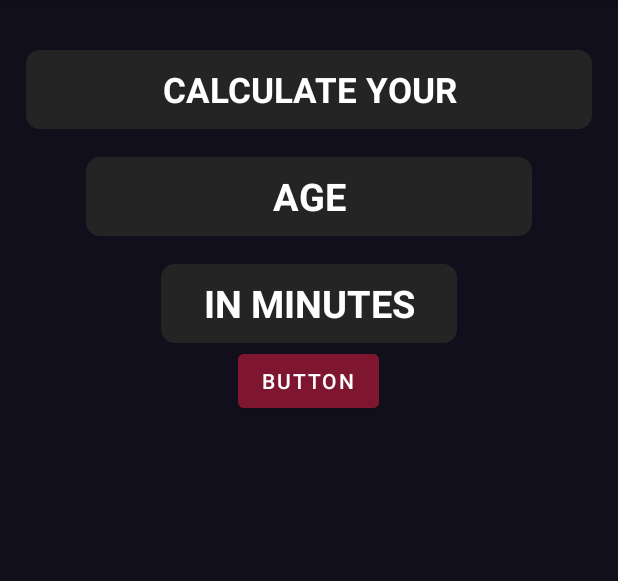
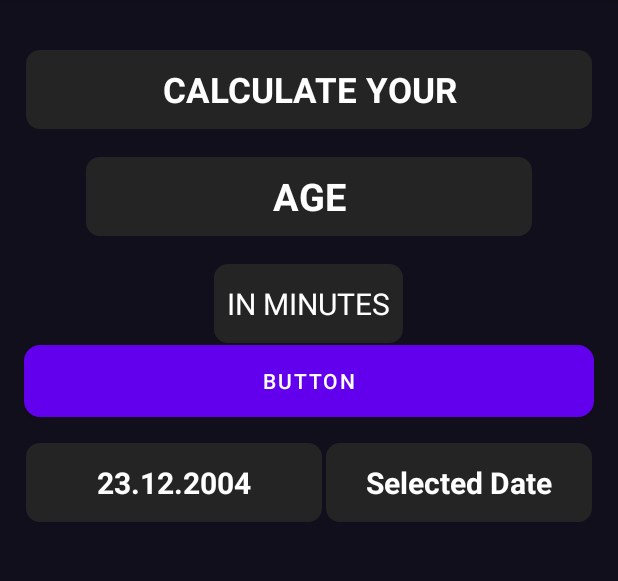
Before and after one commit to worthant/Lifespan-calculator, an Android app: the screen it shows after launch (MainActivity), on a phone screen of 412 x 824 dp, the part 84-665 px from its top. Run offline under Robolectric (Android 15) with nearby library versions, the phone set to English and light mode, and no system bars.

Commit message:
stacked textView's horizontally using LinearLayout in LinearLayout with ImageView

```diff
--- a/app/src/main/res/layout/activity_main.xml
+++ b/app/src/main/res/layout/activity_main.xml
@@ -54,10 +54,9 @@
         android:text="IN MINUTES"
         android:background="@drawable/rounded_corner"
         android:height="55dp"
-        android:width="200dp"
         android:textColor="@color/white"
-        android:textSize="25sp"
-        android:textStyle="bold"
+        android:textSize="20sp"
+        android:textStyle="normal"
         app:layout_constraintEnd_toEndOf="parent"
         app:layout_constraintStart_toStartOf="parent"
         app:layout_constraintTop_toTopOf="parent"
@@ -65,13 +64,51 @@
 
     <Button
         android:id="@+id/someButton"
-        android:layout_width="wrap_content"
+        android:layout_width="match_parent"
         android:layout_height="wrap_content"
         android:text="Button"
-        android:backgroundTint="@color/highlightColor"
-        app:layout_constraintBottom_toTopOf="@+id/someTextView"
+        android:background="@drawable/rounded_corner"
         app:layout_constraintEnd_toEndOf="parent"
-        app:layout_constraintStart_toStartOf="parent" />
+        app:layout_constraintStart_toStartOf="parent"
+        app:layout_constraintTop_toTopOf="parent"
+        />
 
 
+    <LinearLayout
+        android:layout_width="match_parent"
+        android:layout_height="match_parent">
+
+        <TextView
+            android:layout_width="wrap_content"
+            android:layout_height="wrap_content"
+            android:layout_marginTop="16dp"
+            android:gravity="center"
+            android:text="23.12.2004"
+            android:background="@drawable/rounded_corner"
+            android:height="55dp"
+            android:width="200dp"
+            android:textColor="@color/white"
+            android:textSize="20sp"
+            android:textStyle="bold"
+            app:layout_constraintEnd_toEndOf="parent"
+            app:layout_constraintStart_toStartOf="parent"
+            app:layout_constraintTop_toTopOf="parent"
+            />
+
+        <TextView
+            android:layout_width="wrap_content"
+            android:layout_height="wrap_content"
+            android:layout_marginTop="16dp"
+            android:width="200dp"
+            android:height="55dp"
+            android:background="@drawable/rounded_corner"
+            android:gravity="center"
+            android:text="Selected Date"
+            android:textColor="@color/white"
+            android:textSize="20sp"
+            android:textStyle="bold"
+            app:layout_constraintEnd_toEndOf="parent"
+            app:layout_constraintStart_toStartOf="parent"
+            app:layout_constraintTop_toTopOf="parent" />
+    </LinearLayout>
 </LinearLayout>
```
